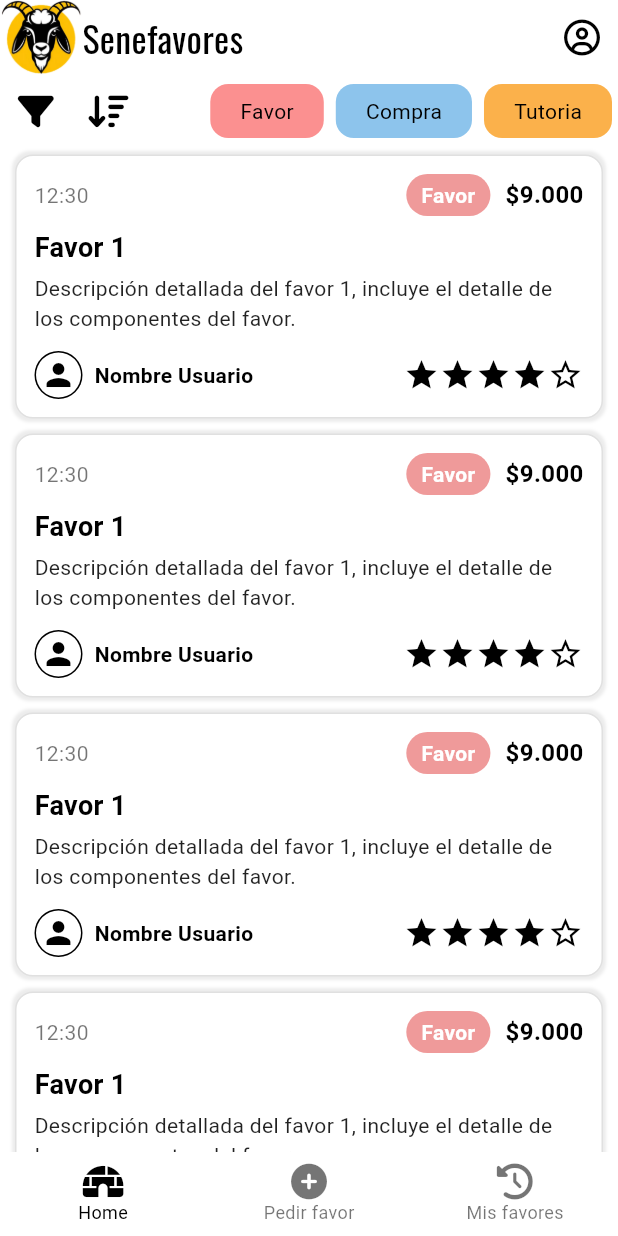
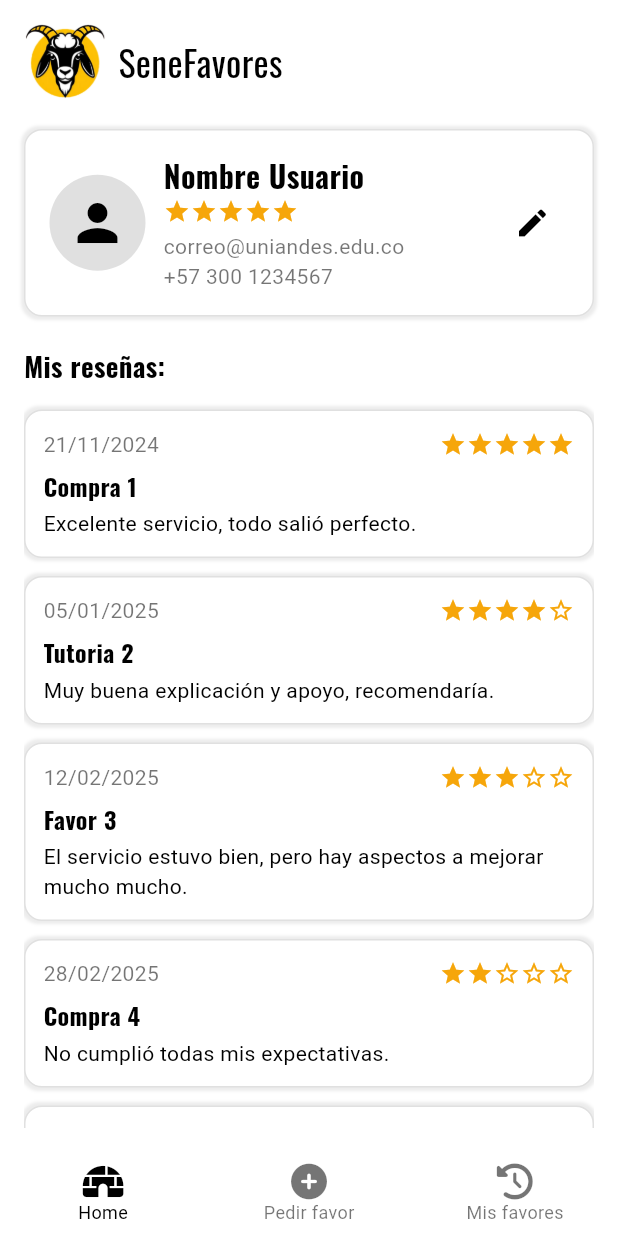
Before and after one commit to despinosaa/Mobile-App-Development_G31, a Flutter app: the screen it shows after launch, after a tap on an icon or button, on a phone screen of 412 x 824 dp. Run offline on Flutter 3.47's test engine with Material 3 defaults, Android fonts, the phone set to English and light mode, and no system bars; our stand-ins replace font_awesome_flutter, google_fonts, hooks_riverpod, supabase_flutter; accounts and stored records are empty; network calls fail.

Commit message:
Creacion del profile screen

```diff
--- a/flutter-app/senefavores/lib/views/home/home_screen.dart
+++ b/flutter-app/senefavores/lib/views/home/home_screen.dart
@@ -5,6 +5,7 @@ import 'package:senefavores/state/home/models/filter_button_category.dart';
 import 'package:senefavores/views/home/components/category_filter_button.dart';
 import 'package:senefavores/views/home/components/favor_card.dart';
 import 'package:senefavores/core/constant.dart';
+import 'package:senefavores/views/profile/profile_screen.dart';
 
 class HomeScreen extends StatefulWidget {
   const HomeScreen({super.key});
@@ -16,8 +17,13 @@ class HomeScreen extends StatefulWidget {
 class _HomeScreenState extends State<HomeScreen> {
   @override
   Widget build(BuildContext context) {
-    return Column(
+    return Scaffold(
+      // Use a Scaffold for the page structure
+      body: SafeArea(
+        // SafeArea ensures content avoids system UI (status bar, notches)
+        child: Column(
           children: [
+            // Top row (logo, user icon)
             Row(
               mainAxisSize: MainAxisSize.max,
               mainAxisAlignment: MainAxisAlignment.spaceBetween,
@@ -31,9 +37,7 @@ class _HomeScreenState extends State<HomeScreen> {
                     ),
                     Text(
                       "Senefavores",
-                  style: GoogleFonts.oswald(
-                    fontSize: 24,
-                  ),
+                      style: GoogleFonts.oswald(fontSize: 24),
                     ),
                   ],
                 ),
@@ -41,13 +45,20 @@ class _HomeScreenState extends State<HomeScreen> {
                   mainAxisSize: MainAxisSize.min,
                   children: [
                     IconButton(
-                  onPressed: () {},
+                      onPressed: () {
+                        Navigator.push(
+                          context,
+                          MaterialPageRoute(
+                              builder: (context) => ProfileScreen()),
+                        );
+                      },
                       icon: FaIcon(FontAwesomeIcons.circleUser),
                     ),
                   ],
                 ),
               ],
             ),
+            // Filter row
             Row(
               mainAxisSize: MainAxisSize.max,
               mainAxisAlignment: MainAxisAlignment.spaceBetween,
@@ -55,7 +66,8 @@ class _HomeScreenState extends State<HomeScreen> {
                 Row(
                   children: [
                     IconButton(
-                    onPressed: () {}, icon: FaIcon(FontAwesomeIcons.filter)),
+                        onPressed: () {},
+                        icon: FaIcon(FontAwesomeIcons.filter)),
                     IconButton(
                         onPressed: () {},
                         icon: FaIcon(FontAwesomeIcons.arrowDownWideShort)),
@@ -85,6 +97,7 @@ class _HomeScreenState extends State<HomeScreen> {
                 )
               ],
             ),
+            // List of FavorCards
             Expanded(
               child: ListView(
                 shrinkWrap: true,
@@ -97,6 +110,8 @@ class _HomeScreenState extends State<HomeScreen> {
               ),
             ),
           ],
+        ),
+      ),
     );
   }
 }
--- a/flutter-app/senefavores/lib/views/navigation/navigation_screen.dart
+++ b/flutter-app/senefavores/lib/views/navigation/navigation_screen.dart
@@ -5,34 +5,39 @@ import 'package:senefavores/views/login/login_view.dart';
 import 'package:senefavores/views/misfavores/mis_favores_view.dart';
 
 class NavigationScreen extends StatefulWidget {
-  const NavigationScreen({super.key});
+  final int initialIndex;
+  const NavigationScreen({super.key, this.initialIndex = 0});
 
   @override
   State<NavigationScreen> createState() => _NavigationScreenState();
 }
 
 class _NavigationScreenState extends State<NavigationScreen> {
-  int _selectedIndex = 0;
-  static const TextStyle optionStyle =
-      TextStyle(fontSize: 30, fontWeight: FontWeight.bold);
+  late int _selectedIndex;
   static const List<Widget> _widgetOptions = <Widget>[
     HomeScreen(),
     LoginView(),
     MisFavoresView(),
   ];
 
+  @override
+  void initState() {
+    super.initState();
+    _selectedIndex = widget.initialIndex;
+  }
+
   void _onItemTapped(int index) {
-    setState(() {
-      _selectedIndex = index;
-    });
+    if (index != _selectedIndex) {
+      setState(() {
+        _selectedIndex = index;
+      });
+    }
   }
 
   @override
   Widget build(BuildContext context) {
     return Scaffold(
-      body: Center(
-        child: _widgetOptions.elementAt(_selectedIndex),
-      ),
+      body: Center(child: _widgetOptions.elementAt(_selectedIndex)),
       bottomNavigationBar: BottomNavigationBar(
         items: const [
           BottomNavigationBarItem(
--- /dev/null
+++ b/flutter-app/senefavores/lib/views/profile/components/review_card.dart
@@ -0,0 +1,76 @@
+import 'package:flutter/material.dart';
+import 'package:google_fonts/google_fonts.dart';
+import 'package:senefavores/core/constant.dart';
+
+class ReviewCard extends StatelessWidget {
+  final String date;
+  final int rating; // 1 to 5
+  final String title;
+  final String content;
+
+  const ReviewCard({
+    super.key,
+    required this.date,
+    required this.rating,
+    required this.title,
+    required this.content,
+  });
+
+  @override
+  Widget build(BuildContext context) {
+    return Container(
+      margin: const EdgeInsets.symmetric(vertical: 6),
+      padding: const EdgeInsets.all(12),
+      decoration: BoxDecoration(
+        color: Colors.white,
+        borderRadius: BorderRadius.circular(12),
+        border: Border.all(color: Colors.grey.shade300),
+        boxShadow: [
+          BoxShadow(
+            color: Colors.grey.withOpacity(0.2),
+            spreadRadius: 2,
+            blurRadius: 1,
+          ),
+        ],
+      ),
+      child: Column(
+        crossAxisAlignment: CrossAxisAlignment.start,
+        children: [
+          /// Row for date + rating stars
+          Row(
+            mainAxisAlignment: MainAxisAlignment.spaceBetween,
+            children: [
+              Text(
+                date,
+                style: const TextStyle(color: Colors.black54),
+              ),
+              Row(
+                children: List.generate(5, (index) {
+                  if (index < rating) {
+                    return const Icon(Icons.star,
+                        color: AppColors.mikadoYellow, size: 18);
+                  } else {
+                    return const Icon(Icons.star_border,
+                        color: AppColors.mikadoYellow, size: 18);
+                  }
+                }),
+              ),
+            ],
+          ),
+          const SizedBox(height: 6),
+
+          /// Title
+          Text(
+            title,
+            style:
+                GoogleFonts.oswald(fontSize: 16, fontWeight: FontWeight.bold),
+          ),
+          const SizedBox(height: 4),
+
+          /// Content
+          Text(content),
+        ],
+      ),
+    );
+  }
+}
--- /dev/null
+++ b/flutter-app/senefavores/lib/views/profile/profile_screen.dart
@@ -0,0 +1,208 @@
+import 'package:flutter/material.dart';
+import 'package:font_awesome_flutter/font_awesome_flutter.dart';
+import 'package:google_fonts/google_fonts.dart';
+import 'package:senefavores/core/constant.dart';
+import 'package:senefavores/views/profile/components/review_card.dart';
+import 'package:senefavores/views/navigation/navigation_screen.dart';
+
+class ProfileScreen extends StatelessWidget {
+  const ProfileScreen({super.key});
+
+  @override
+  Widget build(BuildContext context) {
+    // Hardcoded list of reviews
+    final List<Map<String, dynamic>> reviews = [
+      {
+        "date": "21/11/2024",
+        "rating": 5,
+        "title": "Compra 1",
+        "content": "Excelente servicio, todo salió perfecto.",
+      },
+      {
+        "date": "05/01/2025",
+        "rating": 4,
+        "title": "Tutoria 2",
+        "content": "Muy buena explicación y apoyo, recomendaría.",
+      },
+      {
+        "date": "12/02/2025",
+        "rating": 3,
+        "title": "Favor 3",
+        "content":
+            "El servicio estuvo bien, pero hay aspectos a mejorar mucho mucho.",
+      },
+      {
+        "date": "28/02/2025",
+        "rating": 2,
+        "title": "Compra 4",
+        "content": "No cumplió todas mis expectativas.",
+      },
+      {
+        "date": "10/03/2025",
+        "rating": 5,
+        "title": "Tutoria 5",
+        "content": "¡Excelente tutoría! Aprendí mucho.",
+      },
+      {
+        "date": "18/03/2025",
+        "rating": 4,
+        "title": "Favor 6",
+        "content": "Muy bueno, lo recomiendo.",
+      },
+      {
+        "date": "25/03/2025",
+        "rating": 1,
+        "title": "Compra 7",
+        "content": "La experiencia fue muy insatisfactoria.",
+      },
+    ];
+
+    return Scaffold(
+      // Remove the default AppBar; use a custom header in the body
+      body: SafeArea(
+        child: Padding(
+          padding: const EdgeInsets.all(16.0),
+          child: Column(
+            children: [
+              // Custom header (logo and title, no back arrow)
+              Row(
+                mainAxisAlignment: MainAxisAlignment.start,
+                children: [
+                  Image.asset(
+                    'assets/images/senefavores_logo.png',
+                    height: 50,
+                  ),
+                  const SizedBox(width: 8),
+                  Text(
+                    "SeneFavores",
+                    style:
+                        GoogleFonts.oswald(fontSize: 24, color: Colors.black),
+                  ),
+                ],
+              ),
+              const SizedBox(height: 20),
+              // Profile Information Card
+              Container(
+                padding: const EdgeInsets.all(16),
+                decoration: BoxDecoration(
+                  color: Colors.white,
+                  borderRadius: BorderRadius.circular(12),
+                  border: Border.all(color: Colors.grey.shade300),
+                  boxShadow: [
+                    BoxShadow(
+                      color: Colors.grey.withOpacity(0.2),
+                      spreadRadius: 2,
+                      blurRadius: 1,
+                    ),
+                  ],
+                ),
+                child: Row(
+                  children: [
+                    CircleAvatar(
+                      radius: 32,
+                      backgroundColor: Colors.grey.shade300,
+                      child: const Icon(Icons.person,
+                          size: 40, color: Colors.black),
+                    ),
+                    const SizedBox(width: 12),
+                    Expanded(
+                      child: Column(
+                        crossAxisAlignment: CrossAxisAlignment.start,
+                        children: [
+                          Text(
+                            "Nombre Usuario",
+                            style: GoogleFonts.oswald(
+                              fontSize: 20,
+                              fontWeight: FontWeight.bold,
+                            ),
+                          ),
+                          Row(
+                            children: List.generate(5, (index) {
+                              return const Icon(Icons.star,
+                                  color: AppColors.mikadoYellow, size: 18);
+                            }),
+                          ),
+                          const SizedBox(height: 4),
+                          const Text(
+                            "correo@uniandes.edu.co",
+                            style: TextStyle(color: Colors.black54),
+                          ),
+                          const Text(
+                            "+57 300 1234567",
+                            style: TextStyle(color: Colors.black54),
+                          ),
+                        ],
+                      ),
+                    ),
+                    IconButton(
+                      icon: const Icon(Icons.edit),
+                      onPressed: () {
+                        // TODO: Implement edit profile functionality
+                      },
+                    ),
+                  ],
+                ),
+              ),
+              const SizedBox(height: 20),
+              // Reviews Section Title
+              Align(
+                alignment: Alignment.centerLeft,
+                child: Text(
+                  "Mis reseñas:",
+                  style: GoogleFonts.oswald(
+                      fontSize: 18, fontWeight: FontWeight.bold),
+                ),
+              ),
+              const SizedBox(height: 10),
+              // Scrollable list of Review Cards
+              Expanded(
+                child: ListView.builder(
+                  itemCount: reviews.length,
+                  itemBuilder: (context, index) {
+                    final review = reviews[index];
+                    return ReviewCard(
+                      date: review["date"],
+                      rating: review["rating"],
+                      title: review["title"],
+                      content: review["content"],
+                    );
+                  },
+                ),
+              ),
+            ],
+          ),
+        ),
+      ),
+      // Bottom Navigation Bar (Same as other screens)
+      bottomNavigationBar: BottomNavigationBar(
+        currentIndex: 0, // Default index (adjust if needed)
+        onTap: (index) {
+          Navigator.pushReplacement(
+            context,
+            MaterialPageRoute(
+              builder: (_) => NavigationScreen(initialIndex: index),
+            ),
+          );
+        },
+        items: const [
+          BottomNavigationBarItem(
+            icon: FaIcon(FontAwesomeIcons.igloo),
+            label: 'Home',
+          ),
+          BottomNavigationBarItem(
+            icon: FaIcon(FontAwesomeIcons.circlePlus),
+            label: 'Pedir favor',
+          ),
+          BottomNavigationBarItem(
+            icon: FaIcon(FontAwesomeIcons.clockRotateLeft),
+            label: 'Mis favores',
+          ),
+        ],
+        type: BottomNavigationBarType.fixed,
+        elevation: 0,
+        selectedItemColor: Colors.black,
+        selectedFontSize: 12,
+      ),
+    );
+  }
+}
```
Also changed, not shown: 126 other files. Lines whose indentation alone changed are shown as unchanged.
